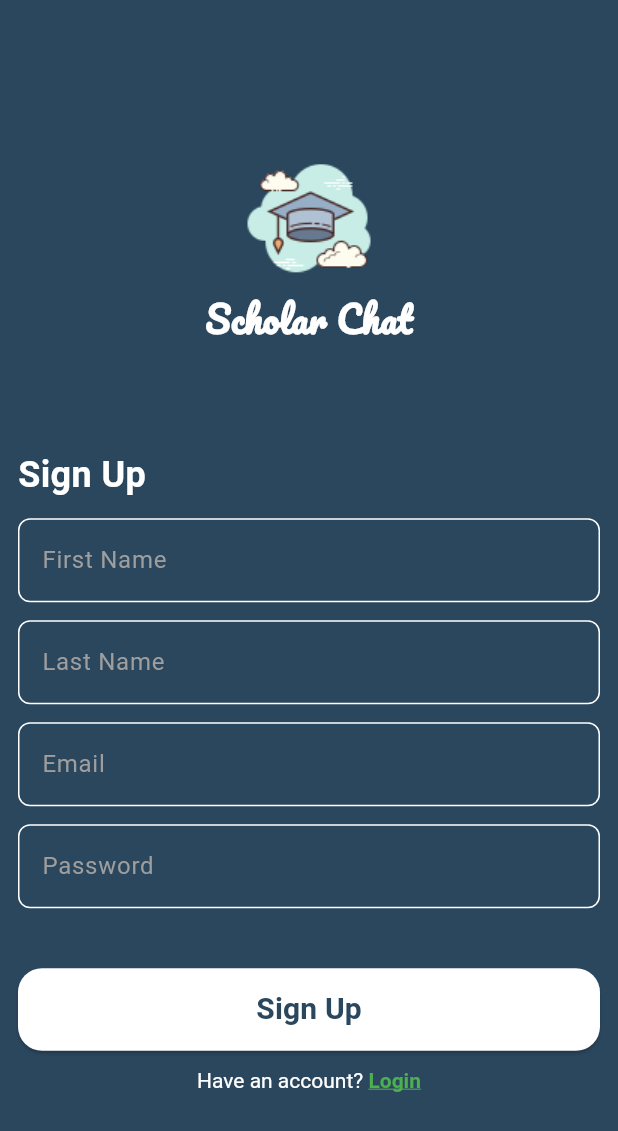
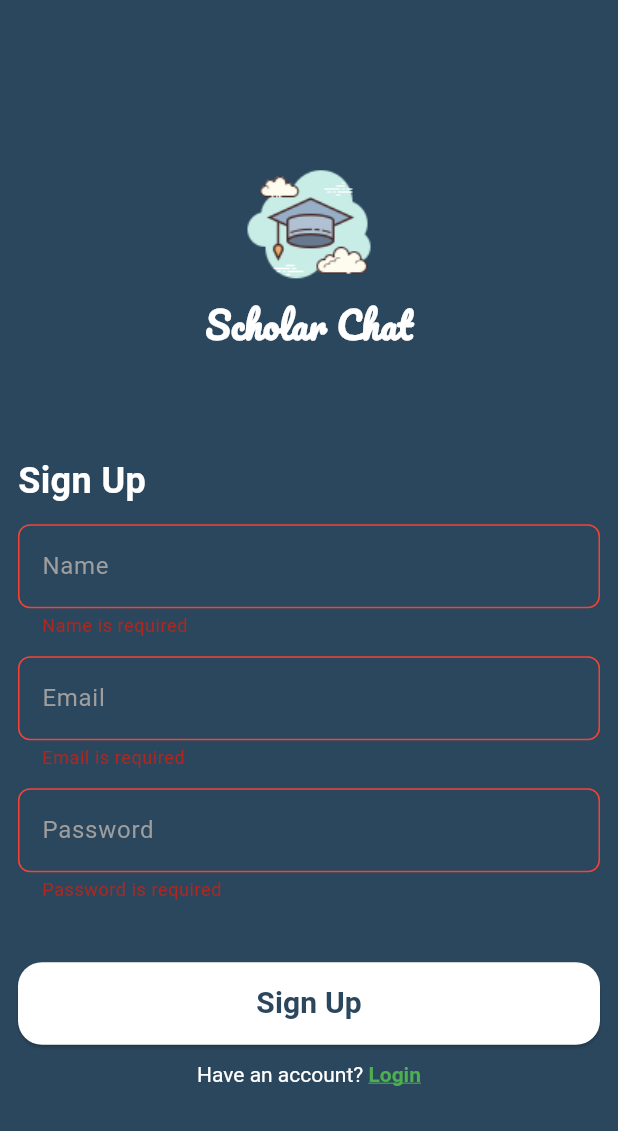
Before and after one commit to mahmoudAbdelghani2/Flutter_Tharwat_Samy2, a Flutter app: the SignUpScreen screen opened by its route, after a tap on "Sign Up", on a phone screen of 412 x 824 dp. Shown: the top 1131 px of the screen. Run offline on Flutter 3.47's test engine with Material 3 defaults, Android fonts, the phone set to English and light mode, and no system bars; our stand-ins replace audioplayers, cached_network_image, dio, firebase_auth, firebase_core, flutter_bloc and 1 more; accounts and stored records are empty; network calls fail.

Commit message:
add validators to text fields

```diff
--- /dev/null
+++ b/chat_app/lib/core/consts/validators.dart
@@ -0,0 +1,29 @@
+class Validators {
+  static String? validateEmail(String? value) {
+    if (value == null || value.isEmpty) {
+      return 'Email is required';
+    }
+    final emailRegex = RegExp(r'^[\w-\.]+@([\w-]+\.)+[\w-]{2,4}$');
+    if (!emailRegex.hasMatch(value)) {
+      return 'Enter a valid email address';
+    }
+    return null;
+  }
+
+  static String? validatePassword(String? value) {
+    if (value == null || value.isEmpty) {
+      return 'Password is required';
+    }
+    if (value.length < 6) {
+      return 'Password must be at least 6 characters long';
+    }
+    return null;
+  }
+
+  static String? validateName(String? value) {
+    if (value == null || value.isEmpty) {
+      return 'Name is required';
+    }
+    return null;
+  }
+}
--- a/chat_app/lib/core/widgets/custom_text_field_widget.dart
+++ b/chat_app/lib/core/widgets/custom_text_field_widget.dart
@@ -1,17 +1,20 @@
 import 'package:flutter/material.dart';
 
 class CustomTextFieldWidget extends StatelessWidget {
+  final String? Function(String?)? validator;
   final String hintText;
   final Function(String)? onChanged;
   const CustomTextFieldWidget({
     super.key,
     required this.hintText,
     this.onChanged,
+    required this.validator,
   });
 
   @override
   Widget build(BuildContext context) {
-    return TextField(
+    return TextFormField(
+      validator: validator,
       onChanged: onChanged,
       decoration: InputDecoration(
         hintText: hintText,
--- a/chat_app/lib/features/auth/presentation/screens/login_screen.dart
+++ b/chat_app/lib/features/auth/presentation/screens/login_screen.dart
@@ -1,4 +1,5 @@
 import 'package:chat_app/core/consts/app_consts.dart';
+import 'package:chat_app/core/consts/validators.dart';
 import 'package:chat_app/core/widgets/custom_button_widget.dart';
 import 'package:chat_app/core/widgets/custom_text_field_widget.dart';
 import 'package:chat_app/features/auth/presentation/widgets/rich_text_widget.dart';
@@ -13,8 +14,9 @@ class LoginScreen extends StatefulWidget {
 }
 
 class _LoginScreenState extends State<LoginScreen> {
-  String email = '';
-  String password = '';
+  final GlobalKey<FormState> _formKey = GlobalKey<FormState>();
+  final TextEditingController _emailController = TextEditingController();
+  final TextEditingController _passwordController = TextEditingController();
   @override
   Widget build(BuildContext context) {
     return Scaffold(
@@ -24,6 +26,8 @@ class _LoginScreenState extends State<LoginScreen> {
         child: Center(
           child: SingleChildScrollView(
             physics: BouncingScrollPhysics(),
+            child: Form(
+              key: _formKey,
               child: Column(
                 mainAxisAlignment: MainAxisAlignment.center,
                 children: [
@@ -56,16 +60,18 @@ class _LoginScreenState extends State<LoginScreen> {
                   ),
                   const SizedBox(height: 12),
                   CustomTextFieldWidget(
+                    validator: (value) => Validators.validateEmail(value),
                     hintText: 'Email',
                     onChanged: (value) {
-                    email = value;
+                      _emailController.text = value;
                     },
                   ),
                   const SizedBox(height: 12),
                   CustomTextFieldWidget(
+                    validator: (value) => Validators.validatePassword(value),
                     hintText: 'Password',
                     onChanged: (value) {
-                    password = value;
+                      _passwordController.text = value;
                     },
                   ),
                   const SizedBox(height: 40),
@@ -73,7 +79,9 @@ class _LoginScreenState extends State<LoginScreen> {
                   const SizedBox(height: 12),
                   RichTextWidget(
                     onTap: () {
-                    GoRouter.of(context).pushReplacement(AppConsts.signupPath);
+                      GoRouter.of(
+                        context,
+                      ).pushReplacement(AppConsts.signupPath);
                     },
                     mainText: 'Don\'t have an account?',
                     linkText: 'Register',
@@ -83,6 +91,7 @@ class _LoginScreenState extends State<LoginScreen> {
             ),
           ),
         ),
+      ),
     );
   }
 }
--- a/chat_app/lib/features/auth/presentation/screens/signup_screen.dart
+++ b/chat_app/lib/features/auth/presentation/screens/signup_screen.dart
@@ -1,6 +1,9 @@
+// ignore_for_file: unused_field
+
 import 'dart:developer';
 
 import 'package:chat_app/core/consts/app_consts.dart';
+import 'package:chat_app/core/consts/validators.dart';
 import 'package:chat_app/core/widgets/custom_button_widget.dart';
 import 'package:chat_app/core/widgets/custom_text_field_widget.dart';
 import 'package:chat_app/features/auth/presentation/widgets/rich_text_widget.dart';
@@ -16,12 +19,12 @@ class SignUpScreen extends StatefulWidget {
 }
 
 class _SignUpScreenState extends State<SignUpScreen> {
+  final GlobalKey<FormState> _formKey = GlobalKey<FormState>();
+  final TextEditingController _nameController = TextEditingController();
+  final TextEditingController _emailController = TextEditingController();
+  final TextEditingController _passwordController = TextEditingController();
   @override
   Widget build(BuildContext context) {
-    String email = '';
-    String password = '';
-    String firstName = '';
-    String lastName = '';
     return Scaffold(
       backgroundColor: AppConsts.primaryBackgroundColor,
       body: Padding(
@@ -29,6 +32,8 @@ class _SignUpScreenState extends State<SignUpScreen> {
         child: Center(
           child: SingleChildScrollView(
             physics: BouncingScrollPhysics(),
+            child: Form(
+              key: _formKey,
               child: Column(
                 mainAxisAlignment: MainAxisAlignment.center,
                 children: [
@@ -60,28 +65,35 @@ class _SignUpScreenState extends State<SignUpScreen> {
                     ),
                   ),
                   const SizedBox(height: 12),
-                CustomTextFieldWidget(hintText: 'First Name'),
-                const SizedBox(height: 12),
-                CustomTextFieldWidget(hintText: 'Last Name'),
+                  CustomTextFieldWidget(
+                    validator: (value) => Validators.validateName(value),
+                    hintText: 'Name',
+                  ),
                   const SizedBox(height: 12),
                   CustomTextFieldWidget(
+                    validator: (value) => Validators.validateEmail(value),
                     onChanged: (value) {
-                    email = value;
+                      _emailController.text = value;
                     },
                     hintText: 'Email',
                   ),
                   const SizedBox(height: 12),
                   CustomTextFieldWidget(
+                    validator: (value) => Validators.validatePassword(value),
                     onChanged: (value) {
-                    password = value;
+                      _passwordController.text = value;
                     },
                     hintText: 'Password',
                   ),
                   const SizedBox(height: 40),
                   CustomButtonWidget(
                     onPressed: () async {
+                      if (!_formKey.currentState!.validate()) {
                         try {
-                      await registerNewUser(email, password);
+                          await registerNewUser(
+                            _emailController.text,
+                            _passwordController.text,
+                          );
                           if (!context.mounted) return;
                           ScaffoldMessenger.of(context).showSnackBar(
                             SnackBar(
@@ -105,6 +117,16 @@ class _SignUpScreenState extends State<SignUpScreen> {
                           );
                           log('Error: $e');
                         }
+                      } else {
+                        if (!context.mounted) return;
+                        ScaffoldMessenger.of(context).showSnackBar(
+                          SnackBar(
+                            content: Text(
+                              'Please fill in all required fields and ensure they are valid.',
+                            ),
+                          ),
+                        );
+                      }
                     },
                     text: 'Sign Up',
                   ),
@@ -117,6 +139,7 @@ class _SignUpScreenState extends State<SignUpScreen> {
                     linkText: 'Login',
                   ),
                 ],
+              ),
             ),
           ),
         ),
```
Lines whose indentation alone changed are shown as unchanged.
